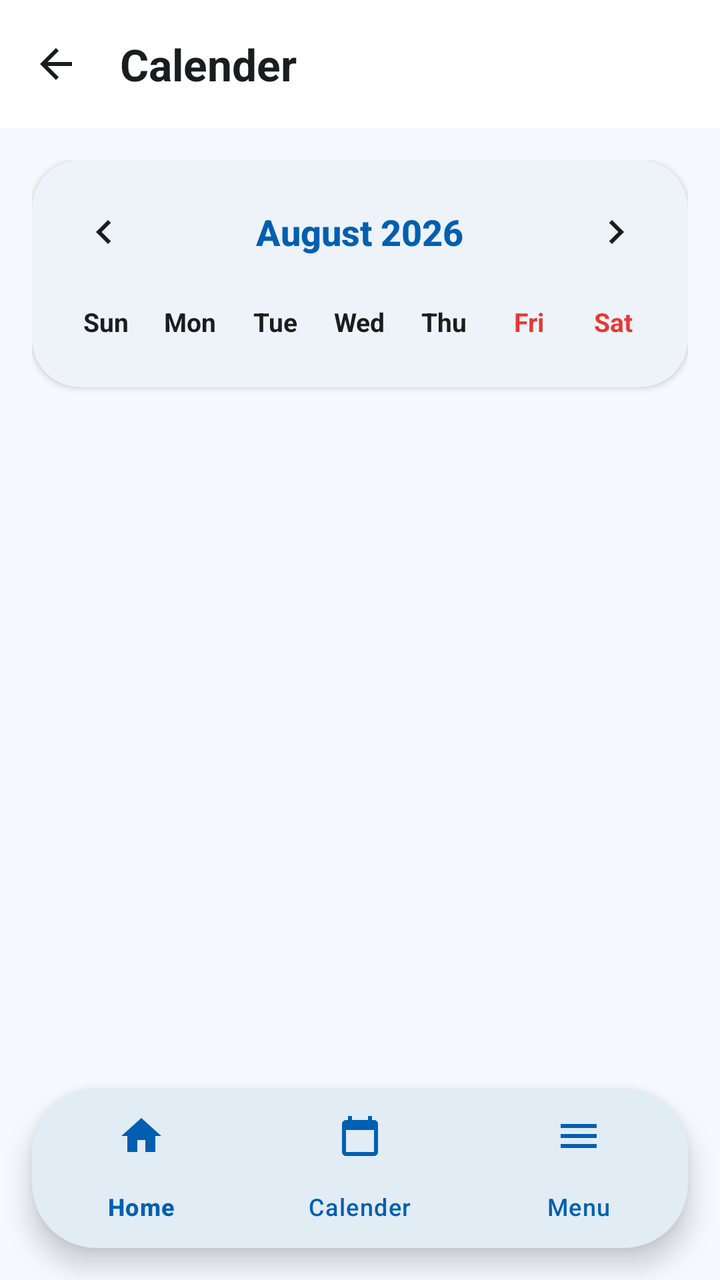
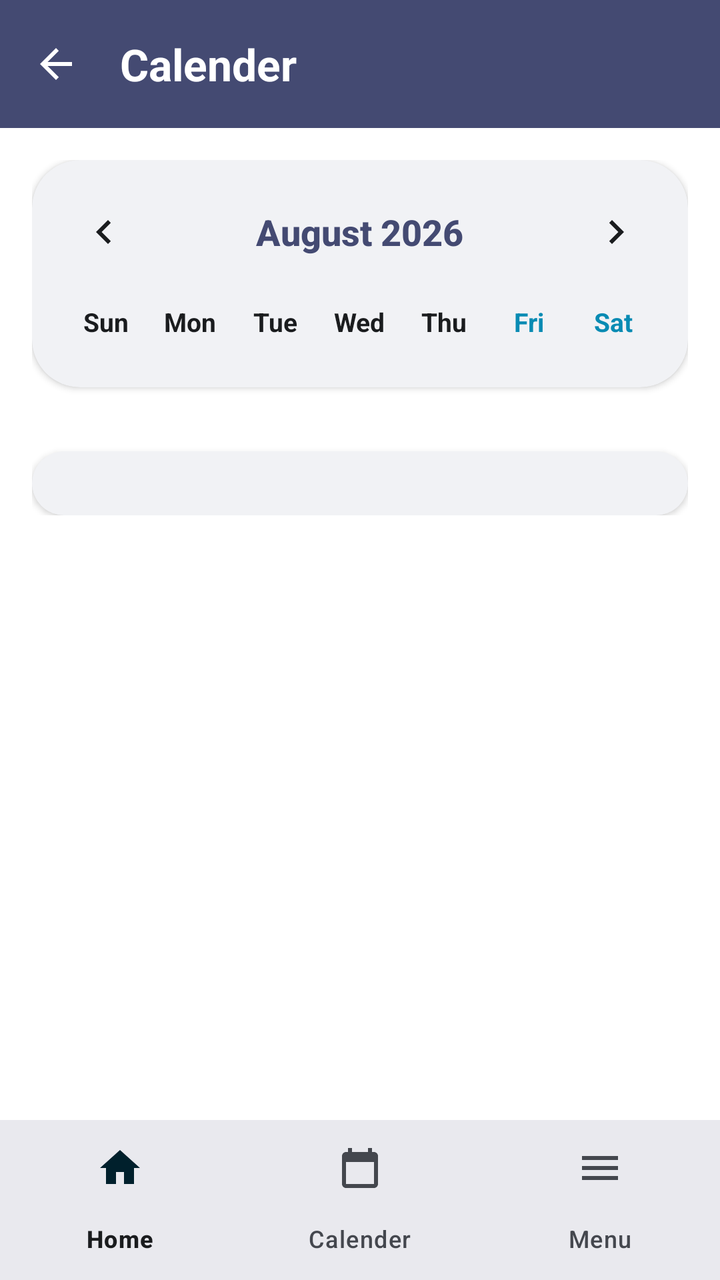

Screens rendered from an Android XML layout before and after an edit, with the pre-edit source and the edit as a unified diff.
<!-- AndroidManifest.xml: application theme Theme.MyDUET -->
<!-- res/layout/activity_calender.xml -->
<?xml version="1.0" encoding="utf-8"?>
<androidx.coordinatorlayout.widget.CoordinatorLayout 
    xmlns:android="http://schemas.android.com/apk/res/android"
    xmlns:app="http://schemas.android.com/apk/res-auto"
    android:layout_width="match_parent"
    android:layout_height="match_parent"
    android:background="?android:attr/windowBackground"
    android:fitsSystemWindows="true">

    <com.google.android.material.appbar.AppBarLayout
        android:layout_width="match_parent"
        android:layout_height="wrap_content"
        android:background="?attr/colorSurface"
        app:elevation="0dp">

        <com.google.android.material.appbar.MaterialToolbar
            android:id="@+id/toolbar"
            android:layout_width="match_parent"
            android:layout_height="?attr/actionBarSize"
            android:background="?attr/colorSurface"
            app:title="Calender"
            app:titleCentered="false"
            app:navigationIcon="?attr/homeAsUpIndicator"
            app:navigationIconTint="?attr/colorOnSurface" />
    </com.google.android.material.appbar.AppBarLayout>

    <androidx.core.widget.NestedScrollView
        android:layout_width="match_parent"
        android:layout_height="match_parent"
        android:paddingBottom="100dp"
        android:clipToPadding="false"
        app:layout_behavior="@string/appbar_scrolling_view_behavior">

        <LinearLayout
            android:layout_width="match_parent"
            android:layout_height="wrap_content"
            android:orientation="vertical"
            android:padding="16dp">

            <com.google.android.material.card.MaterialCardView
                android:layout_width="match_parent"
                android:layout_height="wrap_content"
                android:layout_marginBottom="16dp"
                app:cardCornerRadius="24dp"
                app:cardElevation="2dp"
                app:cardBackgroundColor="?attr/colorSurface"
                app:strokeWidth="0dp">

                <LinearLayout
                    android:layout_width="match_parent"
                    android:layout_height="wrap_content"
                    android:orientation="vertical"
                    android:padding="16dp">

                    <RelativeLayout
                        android:layout_width="match_parent"
                        android:layout_height="wrap_content"
                        android:gravity="center_vertical"
                        android:layout_marginBottom="16dp">

                        <ImageButton
                            android:id="@+id/btnPrevMonth"
                            android:layout_width="40dp"
                            android:layout_height="40dp"
                            android:layout_alignParentStart="true"
                            android:background="?attr/selectableItemBackgroundBorderless"
                            android:src="@drawable/ic_chevron_left"
                            app:tint="?attr/colorOnSurface"
                            android:contentDescription="Previous Month" />

                        <TextView
                            android:id="@+id/tvMonthYear"
                            android:layout_width="wrap_content"
                            android:layout_height="wrap_content"
                            android:layout_centerInParent="true"
                            android:text="August 2026"
                            android:textColor="?attr/colorPrimary"
                            android:textSize="18sp"
                            android:textStyle="bold"
                            android:fontFamily="sans-serif-medium" />

                        <ImageButton
                            android:id="@+id/btnNextMonth"
                            android:layout_width="40dp"
                            android:layout_height="40dp"
                            android:layout_alignParentEnd="true"
                            android:background="?attr/selectableItemBackgroundBorderless"
                            android:src="@drawable/ic_chevron_right"
                            app:tint="?attr/colorOnSurface"
                            android:contentDescription="Next Month" />
                    </RelativeLayout>

                    <LinearLayout
                        android:layout_width="match_parent"
                        android:layout_height="wrap_content"
                        android:orientation="horizontal"
                        android:layout_marginBottom="8dp">

                        <TextView
                            android:layout_width="0dp"
                            android:layout_height="wrap_content"
                            android:layout_weight="1"
                            android:text="@string/weekday_sun"
                            android:gravity="center"
                            android:textColor="?attr/colorOnSurface"
                            android:textStyle="bold"
                            android:textSize="13sp" />

                        <TextView
                            android:layout_width="0dp"
                            android:layout_height="wrap_content"
                            android:layout_weight="1"
                            android:text="@string/weekday_mon"
                            android:gravity="center"
                            android:textColor="?attr/colorOnSurface"
                            android:textStyle="bold"
                            android:textSize="13sp" />

                        <TextView
                            android:layout_width="0dp"
                            android:layout_height="wrap_content"
                            android:layout_weight="1"
                            android:text="@string/weekday_tue"
                            android:gravity="center"
                            android:textColor="?attr/colorOnSurface"
                            android:textStyle="bold"
                            android:textSize="13sp" />

                        <TextView
                            android:layout_width="0dp"
                            android:layout_height="wrap_content"
                            android:layout_weight="1"
                            android:text="@string/weekday_wed"
                            android:gravity="center"
                            android:textColor="?attr/colorOnSurface"
                            android:textStyle="bold"
                            android:textSize="13sp" />

                        <TextView
                            android:layout_width="0dp"
                            android:layout_height="wrap_content"
                            android:layout_weight="1"
                            android:text="@string/weekday_thu"
                            android:gravity="center"
                            android:textColor="?attr/colorOnSurface"
                            android:textStyle="bold"
                            android:textSize="13sp" />

                        <TextView
                            android:layout_width="0dp"
                            android:layout_height="wrap_content"
                            android:layout_weight="1"
                            android:text="@string/weekday_fri"
                            android:gravity="center"
                            android:textColor="@color/calendar_weekend"
                            android:textStyle="bold"
                            android:textSize="13sp" />

                        <TextView
                            android:layout_width="0dp"
                            android:layout_height="wrap_content"
                            android:layout_weight="1"
                            android:text="@string/weekday_sat"
                            android:gravity="center"
                            android:textColor="@color/calendar_weekend"
                            android:textStyle="bold"
                            android:textSize="13sp" />
                    </LinearLayout>

                    <androidx.recyclerview.widget.RecyclerView
                        android:id="@+id/rvCalendarDays"
                        android:layout_width="match_parent"
                        android:layout_height="wrap_content" />

                </LinearLayout>
            </com.google.android.material.card.MaterialCardView>

            <androidx.recyclerview.widget.RecyclerView
                android:id="@+id/rvCalendarEvents"
                android:layout_width="match_parent"
                android:layout_height="wrap_content"
                android:nestedScrollingEnabled="false" />

        </LinearLayout>
    </androidx.core.widget.NestedScrollView>

    <com.google.android.material.card.MaterialCardView
        android:layout_width="match_parent"
        android:layout_height="wrap_content"
        android:layout_gravity="bottom|center_horizontal"
        android:layout_margin="16dp"
        app:cardCornerRadius="32dp"
        app:cardElevation="8dp"
        app:cardBackgroundColor="?attr/colorSurface"
        app:strokeWidth="0dp">

        <com.google.android.material.bottomnavigation.BottomNavigationView
            android:id="@+id/bottom_navigation"
            android:layout_width="match_parent"
            android:layout_height="wrap_content"
            android:background="@android:color/transparent"
            app:elevation="0dp"
            app:menu="@menu/bottom_nav_menu"
            app:labelVisibilityMode="labeled"
            app:itemIconTint="?attr/colorPrimary"
            app:itemTextColor="?attr/colorPrimary"
            app:itemRippleColor="?attr/colorPrimaryContainer" />

    </com.google.android.material.card.MaterialCardView>

</androidx.coordinatorlayout.widget.CoordinatorLayout>
<!-- resources referenced by this layout -->
<resources>
  <color name="calendar_weekend">#E53935</color>
  <string name="weekday_fri">Fri</string>
  <string name="weekday_mon">Mon</string>
  <string name="weekday_sat">Sat</string>
  <string name="weekday_sun">Sun</string>
  <string name="weekday_thu">Thu</string>
  <string name="weekday_tue">Tue</string>
  <string name="weekday_wed">Wed</string>
  <style name="Theme.MyDUET" parent="Base.Theme.MyDUET">
          <item name="android:windowAnimationStyle">@style/ActivityAnimation</item>
      </style>
  <style name="Base.Theme.MyDUET" parent="Theme.Material3.DayNight.NoActionBar">
          
          <item name="colorPrimary">@color/md_theme_light_primary</item>
          <item name="colorOnPrimary">@color/md_theme_light_onPrimary</item>
          <item name="colorPrimaryContainer">@color/md_theme_light_primaryContainer</item>
          <item name="colorOnPrimaryContainer">@color/md_theme_light_onPrimaryContainer</item>
  
          <item name="colorSecondary">@color/md_theme_light_secondary</item>
          <item name="colorOnSecondary">@color/md_theme_light_onSecondary</item>
          <item name="colorSecondaryContainer">@color/md_theme_light_secondaryContainer</item>
          <item name="colorOnSecondaryContainer">@color/md_theme_light_onSecondaryContainer</item>
  
          <item name="android:windowBackground">@color/md_theme_light_background</item>
          <item name="colorSurface">@color/md_theme_light_surface</item>
          <item name="colorOnSurface">@color/md_theme_light_onSurface</item>
          <item name="colorSurfaceVariant">@color/md_theme_light_surfaceVariant</item>
          <item name="colorOnSurfaceVariant">@color/md_theme_light_onSurfaceVariant</item>
          <item name="colorOutline">@color/md_theme_light_outline</item>
  
          
          <item name="android:statusBarColor">@color/md_theme_light_background</item>
          <item name="android:windowLightStatusBar">true</item>
  
          
          <item name="textAppearanceHeadlineLarge">@style/TextAppearance.MyDUET.HeadlineLarge</item>
          <item name="textAppearanceTitleLarge">@style/TextAppearance.MyDUET.TitleLarge</item>
          <item name="textAppearanceBodyLarge">@style/TextAppearance.MyDUET.BodyLarge</item>
      </style>
  <color name="md_theme_light_primary">#005FB0</color>
  <color name="md_theme_light_onPrimary">#FFFFFF</color>
  <color name="md_theme_light_primaryContainer">#D5E3FF</color>
  <color name="md_theme_light_onPrimaryContainer">#001C3B</color>
  <color name="md_theme_light_secondary">#565E71</color>
  <color name="md_theme_light_onSecondary">#FFFFFF</color>
  <color name="md_theme_light_secondaryContainer">#DAE2F9</color>
  <color name="md_theme_light_onSecondaryContainer">#131C2C</color>
  <color name="md_theme_light_background">#F8F9FF</color>
  <color name="md_theme_light_surface">#FFFFFF</color>
  <color name="md_theme_light_onSurface">#1A1C1E</color>
  <color name="md_theme_light_surfaceVariant">#E0E2EC</color>
  <color name="md_theme_light_onSurfaceVariant">#44474E</color>
  <color name="md_theme_light_outline">#74777F</color>
  <style name="TextAppearance.MyDUET.HeadlineLarge" parent="TextAppearance.Material3.HeadlineLarge">
          <item name="android:textStyle">bold</item>
          <item name="android:textColor">?attr/colorOnSurface</item>
      </style>
  <style name="TextAppearance.MyDUET.TitleLarge" parent="TextAppearance.Material3.TitleLarge">
          <item name="android:textStyle">bold</item>
          <item name="android:textColor">?attr/colorOnSurface</item>
      </style>
  <style name="TextAppearance.MyDUET.BodyLarge" parent="TextAppearance.Material3.BodyLarge">
          <item name="android:textColor">?attr/colorOnSurfaceVariant</item>
      </style>
  <!-- unchanged entries left out for length: 3 -->
</resources>

<!-- the commit's change to res/layout/activity_calender.xml (unified diff, before → after) -->
@@ -10,18 +10,19 @@
     <com.google.android.material.appbar.AppBarLayout
         android:layout_width="match_parent"
         android:layout_height="wrap_content"
-        android:background="?attr/colorSurface"
-        app:elevation="0dp">
+        android:background="?attr/colorPrimary"
+        app:elevation="4dp">
 
         <com.google.android.material.appbar.MaterialToolbar
             android:id="@+id/toolbar"
             android:layout_width="match_parent"
             android:layout_height="?attr/actionBarSize"
-            android:background="?attr/colorSurface"
+            android:background="?attr/colorPrimary"
             app:title="Calender"
             app:titleCentered="false"
             app:navigationIcon="?attr/homeAsUpIndicator"
-            app:navigationIconTint="?attr/colorOnSurface" />
+            app:navigationIconTint="?attr/colorOnPrimary" 
+            app:titleTextColor="?attr/colorOnPrimary"/>
     </com.google.android.material.appbar.AppBarLayout>
 
     <androidx.core.widget.NestedScrollView
@@ -175,37 +176,34 @@
                 </LinearLayout>
             </com.google.android.material.card.MaterialCardView>
 
-            <androidx.recyclerview.widget.RecyclerView
-                android:id="@+id/rvCalendarEvents"
+            <com.google.android.material.card.MaterialCardView
                 android:layout_width="match_parent"
                 android:layout_height="wrap_content"
-                android:nestedScrollingEnabled="false" />
+                android:layout_marginTop="16dp"
+                app:cardCornerRadius="24dp"
+                app:cardElevation="2dp"
+                app:cardBackgroundColor="?attr/colorSurface"
+                app:strokeWidth="0dp">
+
+                <androidx.recyclerview.widget.RecyclerView
+                    android:id="@+id/rvCalendarEvents"
+                    android:layout_width="match_parent"
+                    android:layout_height="wrap_content"
+                    android:padding="16dp"
+                    android:nestedScrollingEnabled="false" />
+            </com.google.android.material.card.MaterialCardView>
 
         </LinearLayout>
     </androidx.core.widget.NestedScrollView>
 
-    <com.google.android.material.card.MaterialCardView
+    <com.google.android.material.bottomnavigation.BottomNavigationView
+        android:id="@+id/bottom_navigation"
         android:layout_width="match_parent"
         android:layout_height="wrap_content"
-        android:layout_gravity="bottom|center_horizontal"
-        android:layout_margin="16dp"
-        app:cardCornerRadius="32dp"
-        app:cardElevation="8dp"
-        app:cardBackgroundColor="?attr/colorSurface"
-        app:strokeWidth="0dp">
-
-        <com.google.android.material.bottomnavigation.BottomNavigationView
-            android:id="@+id/bottom_navigation"
-            android:layout_width="match_parent"
-            android:layout_height="wrap_content"
-            android:background="@android:color/transparent"
-            app:elevation="0dp"
-            app:menu="@menu/bottom_nav_menu"
-            app:labelVisibilityMode="labeled"
-            app:itemIconTint="?attr/colorPrimary"
-            app:itemTextColor="?attr/colorPrimary"
-            app:itemRippleColor="?attr/colorPrimaryContainer" />
-
-    </com.google.android.material.card.MaterialCardView>
+        android:layout_gravity="bottom"
+        android:background="?attr/colorSurface"
+        app:elevation="8dp"
+        app:menu="@menu/bottom_nav_menu"
+        app:labelVisibilityMode="labeled" />
 
 </androidx.coordinatorlayout.widget.CoordinatorLayout>
<!-- resource entries referenced after the edit -->
@@ -1,6 +1,6 @@
 <!-- resources referenced by this layout -->
 <resources>
-  <color name="calendar_weekend">#E53935</color>
+  <color name="calendar_weekend">#088BB3</color>
   <string name="weekday_fri">Fri</string>
   <string name="weekday_mon">Mon</string>
   <string name="weekday_sat">Sat</string>
@@ -31,26 +31,26 @@
           <item name="colorOutline">@color/md_theme_light_outline</item>
   
           
-          <item name="android:statusBarColor">@color/md_theme_light_background</item>
-          <item name="android:windowLightStatusBar">true</item>
+          <item name="android:statusBarColor">?attr/colorPrimary</item>
+          <item name="android:windowLightStatusBar">false</item>
   
           
           <item name="textAppearanceHeadlineLarge">@style/TextAppearance.MyDUET.HeadlineLarge</item>
           <item name="textAppearanceTitleLarge">@style/TextAppearance.MyDUET.TitleLarge</item>
           <item name="textAppearanceBodyLarge">@style/TextAppearance.MyDUET.BodyLarge</item>
       </style>
-  <color name="md_theme_light_primary">#005FB0</color>
+  <color name="md_theme_light_primary">#444A72</color>
   <color name="md_theme_light_onPrimary">#FFFFFF</color>
-  <color name="md_theme_light_primaryContainer">#D5E3FF</color>
-  <color name="md_theme_light_onPrimaryContainer">#001C3B</color>
-  <color name="md_theme_light_secondary">#565E71</color>
+  <color name="md_theme_light_primaryContainer">#DCE0EE</color>
+  <color name="md_theme_light_onPrimaryContainer">#14182B</color>
+  <color name="md_theme_light_secondary">#088BB3</color>
   <color name="md_theme_light_onSecondary">#FFFFFF</color>
-  <color name="md_theme_light_secondaryContainer">#DAE2F9</color>
-  <color name="md_theme_light_onSecondaryContainer">#131C2C</color>
-  <color name="md_theme_light_background">#F8F9FF</color>
+  <color name="md_theme_light_secondaryContainer">#D7EFF7</color>
+  <color name="md_theme_light_onSecondaryContainer">#00202C</color>
+  <color name="md_theme_light_background">#FFFFFF</color>
   <color name="md_theme_light_surface">#FFFFFF</color>
   <color name="md_theme_light_onSurface">#1A1C1E</color>
-  <color name="md_theme_light_surfaceVariant">#E0E2EC</color>
+  <color name="md_theme_light_surfaceVariant">#E2E4EE</color>
   <color name="md_theme_light_onSurfaceVariant">#44474E</color>
   <color name="md_theme_light_outline">#74777F</color>
   <style name="TextAppearance.MyDUET.HeadlineLarge" parent="TextAppearance.Material3.HeadlineLarge">
